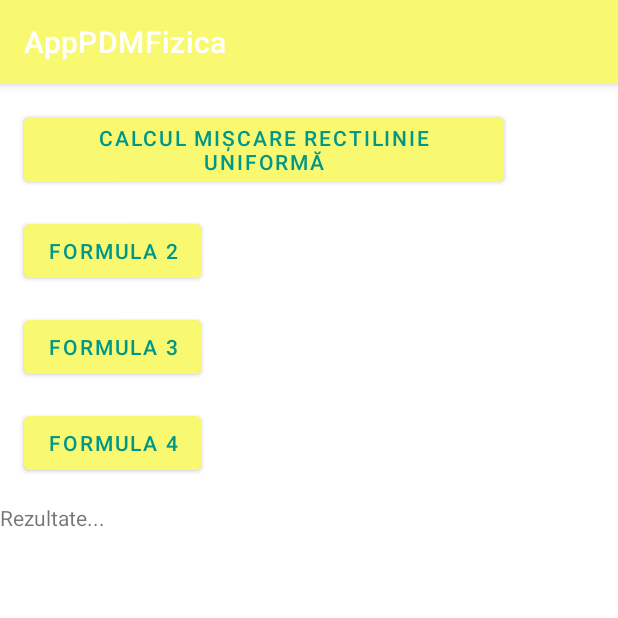
After one commit to Emanuel532/PDMAndroidProject, an Android app: the CalculatorActivity screen opened directly, with no data from a screen before it, on a phone screen of 412 x 824 dp, the top half of it. The commit adds this screen. Run offline under Robolectric (Android 15) with nearby library versions, the phone set to English and light mode, and no system bars.

Commit message:
Un calculator de baza functioneaza

```diff
--- /dev/null
+++ b/app/src/main/java/com/example/apppdmfizica/CalculatorActivity.java
@@ -0,0 +1,108 @@
+package com.example.apppdmfizica;
+
+import androidx.appcompat.app.AlertDialog;
+import androidx.appcompat.app.AppCompatActivity;
+
+import android.content.DialogInterface;
+import android.os.Bundle;
+import android.view.View;
+import android.widget.Button;
+import android.widget.EditText;
+import android.widget.LinearLayout;
+import android.widget.TextView;
+import android.widget.Toast;
+
+public class CalculatorActivity extends AppCompatActivity {
+
+    @Override
+    protected void onCreate(Bundle savedInstanceState) {
+        super.onCreate(savedInstanceState);
+        setContentView(R.layout.activity_calculator);
+
+        // Leagă butoanele din layout
+        Button buttonFormula1 = findViewById(R.id.button_formula1);
+        Button buttonFormula2 = findViewById(R.id.button_formula2);
+        Button buttonFormula3 = findViewById(R.id.button_formula3);
+        Button buttonFormula4 = findViewById(R.id.button_formula4);
+        // Adaugă aici butoanele pentru alte formule
+
+        // Setează ascultători pentru butoanele de formule
+        buttonFormula1.setOnClickListener(new View.OnClickListener() {
+            @Override
+            public void onClick(View v) {
+                // Deschide un dialog pentru a solicita utilizatorului datele necesare
+                AlertDialog.Builder builder = new AlertDialog.Builder(CalculatorActivity.this);
+                builder.setTitle("Calcul mișcare rectilinie uniformă");
+
+                // Layout-ul pentru dialog
+                LinearLayout layout = new LinearLayout(CalculatorActivity.this);
+                layout.setOrientation(LinearLayout.VERTICAL);
+
+                // Adaugă câmpuri de intrare pentru viteză și timp
+                final EditText editVelocity = new EditText(CalculatorActivity.this);
+                editVelocity.setHint("Viteză (m/s)");
+                layout.addView(editVelocity);
+
+                final EditText editTime = new EditText(CalculatorActivity.this);
+                editTime.setHint("Timp (s)");
+                layout.addView(editTime);
+
+                builder.setView(layout);
+
+                // Adaugă butonul "Calculare" în dialog
+                builder.setPositiveButton("Calculare", new DialogInterface.OnClickListener() {
+                    @Override
+                    public void onClick(DialogInterface dialog, int which) {
+                        // Extrage valorile introduse de utilizator
+                        double velocity = Double.parseDouble(editVelocity.getText().toString());
+                        double time = Double.parseDouble(editTime.getText().toString());
+
+                        // Calculează poziția
+                        double position = velocity * time;
+
+                        // Afișează rezultatul în TextView
+                        TextView textView = findViewById(R.id.textView_rezultat);
+                        String userInput = "Viteză: " + velocity + " m/s\nTimp: " + time + " s\n";
+                        String resultText = "Rezulatul calculului: " + position + " metri";
+                        textView.setText(userInput + resultText);
+                    }
+                });
+
+                // Adaugă butonul "Anulare" în dialog
+                builder.setNegativeButton("Anulare", new DialogInterface.OnClickListener() {
+                    @Override
+                    public void onClick(DialogInterface dialog, int which) {
+                        dialog.cancel();
+                    }
+                });
+
+                // Afișează dialogul
+                builder.show();
+            }
+        });
+
+        buttonFormula2.setOnClickListener(new View.OnClickListener() {
+            @Override
+            public void onClick(View v) {
+                // Implementează acțiunea corespunzătoare formulei 2
+                // Schimbă fragmentul sau efectuează altă acțiune
+            }
+        });
+        buttonFormula3.setOnClickListener(new View.OnClickListener() {
+            @Override
+            public void onClick(View v) {
+                // Implementează acțiunea corespunzătoare formulei 1
+                // Schimbă fragmentul sau efectuează altă acțiune
+            }
+        });
+
+        buttonFormula4.setOnClickListener(new View.OnClickListener() {
+            @Override
+            public void onClick(View v) {
+                // Implementează acțiunea corespunzătoare formulei 2
+                // Schimbă fragmentul sau efectuează altă acțiune
+            }
+        });
+
+    }
+}
--- /dev/null
+++ b/app/src/main/res/layout/activity_calculator.xml
@@ -0,0 +1,64 @@
+<RelativeLayout xmlns:android="http://schemas.android.com/apk/res/android"
+    android:layout_width="match_parent"
+    android:layout_height="match_parent">
+
+    <!-- Butonul 1 -->
+    <Button
+        android:id="@+id/button_formula1"
+        android:layout_width="wrap_content"
+        android:layout_height="wrap_content"
+        android:layout_marginStart="16dp"
+        android:layout_marginTop="16dp"
+        android:text="Calcul mișcare rectilinie uniformă"
+        android:textColor="#009688" />
+
+    <!-- Butonul 2 -->
+    <Button
+        android:id="@+id/button_formula2"
+        android:layout_width="wrap_content"
+        android:layout_height="wrap_content"
+        android:layout_below="@id/button_formula1"
+        android:layout_marginStart="16dp"
+        android:layout_marginTop="16dp"
+        android:text="Formula 2"
+        android:textColor="#009688" />
+
+    <!-- Butonul 3 -->
+    <Button
+        android:id="@+id/button_formula3"
+        android:layout_width="wrap_content"
+        android:layout_height="wrap_content"
+        android:layout_below="@id/button_formula2"
+        android:layout_marginStart="16dp"
+        android:layout_marginTop="16dp"
+        android:text="Formula 3"
+        android:textColor="#009688" />
+
+    <!-- Butonul 4 -->
+    <Button
+        android:id="@+id/button_formula4"
+        android:layout_width="wrap_content"
+        android:layout_height="wrap_content"
+        android:layout_below="@id/button_formula3"
+        android:layout_marginStart="16dp"
+        android:layout_marginTop="16dp"
+        android:text="Formula 4"
+        android:textColor="#009688" />
+
+    <!-- FrameLayout pentru a schimba fragmentele -->
+    <FrameLayout
+        android:id="@+id/frame_container"
+        android:layout_width="match_parent"
+        android:layout_height="match_parent"
+        android:layout_below="@id/button_formula4"
+        android:layout_marginTop="16dp">
+
+        <TextView
+            android:id="@+id/textView_rezultat"
+            android:layout_width="match_parent"
+            android:layout_height="58dp"
+            android:text="Rezultate..." />
+
+    </FrameLayout>
+
+</RelativeLayout>
--- a/app/src/main/res/layout/activity_main.xml
+++ b/app/src/main/res/layout/activity_main.xml
@@ -62,7 +62,7 @@
         app:layout_constraintVertical_bias="0.852" />
 
     <Button
-        android:id="@+id/button2"
+        android:id="@+id/button_calculator"
         android:layout_width="wrap_content"
         android:layout_height="wrap_content"
         android:color="@color/galben_tema_b"
```
Also changed, not shown: app/src/main/AndroidManifest.xml (+11 -4 lines), app/src/main/java/com/example/apppdmfizica/MainActivity.java (+9 -0 lines).
